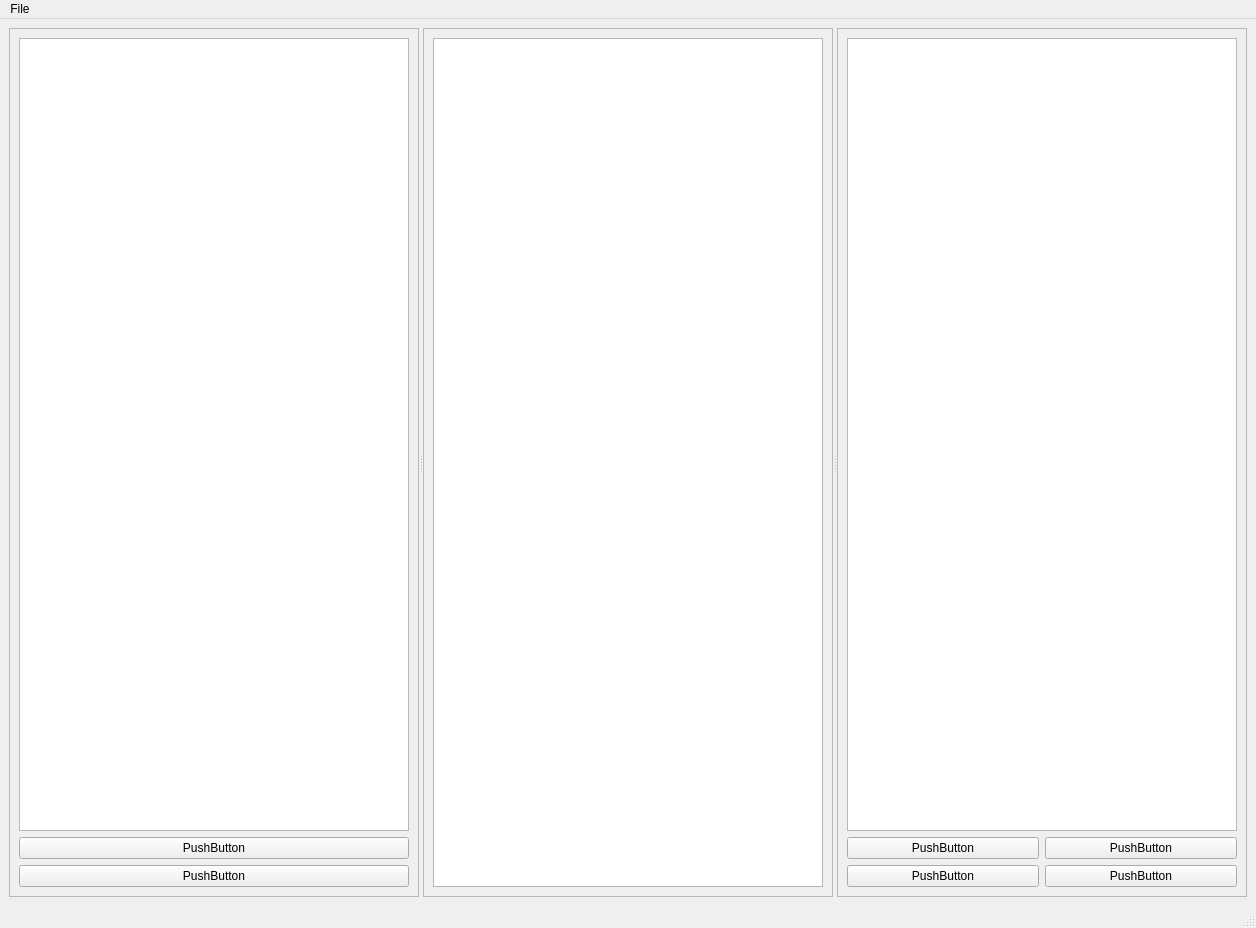
slaclab/paws, file slacx/slacxui/basic.ui: the form before one commit.
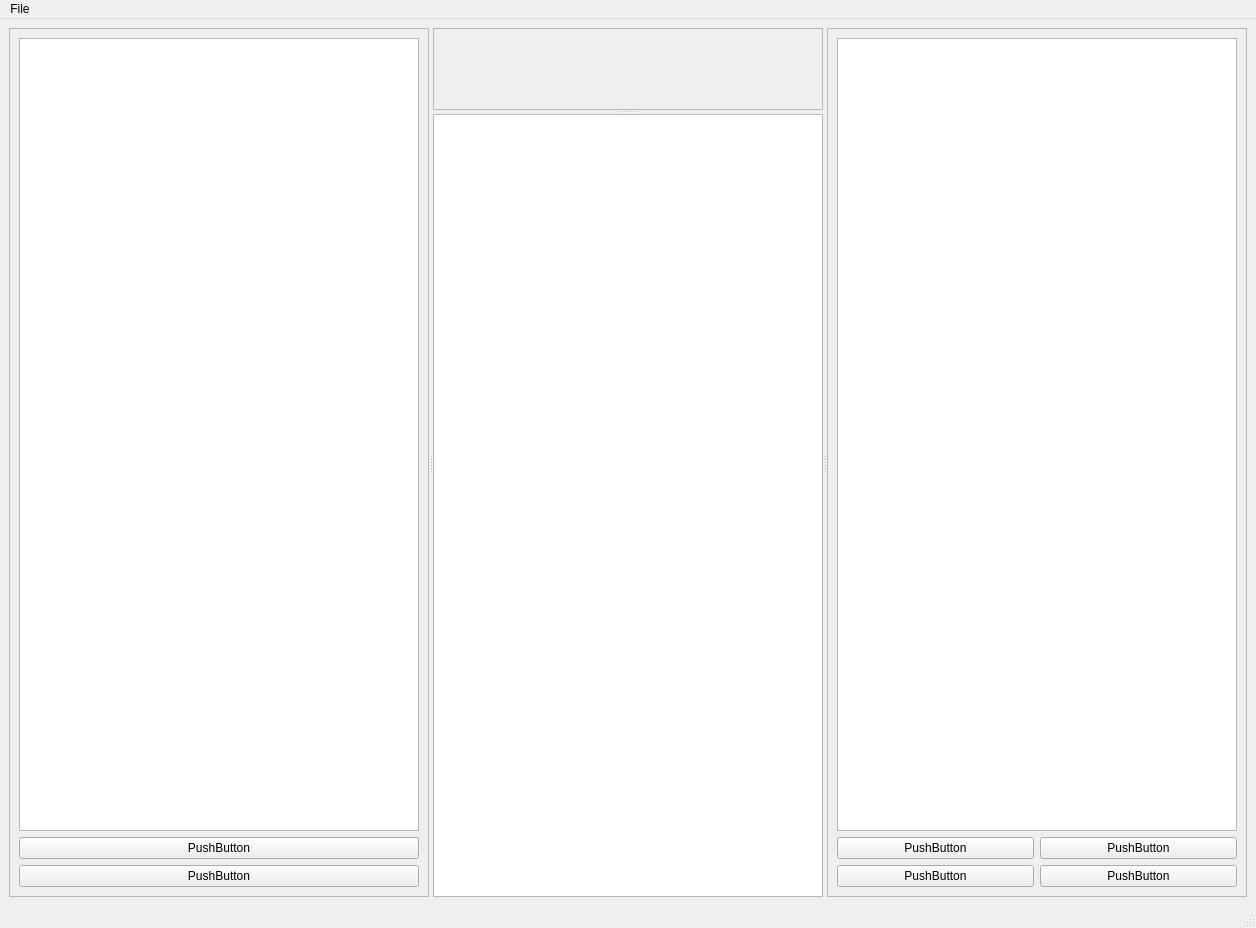
The form after the commit.

Commit message: Operation IO display widget is in the works

Patch:
```diff
--- a/slacx/slacxui/basic.ui
+++ b/slacx/slacxui/basic.ui
@@ -17,9 +17,9 @@
    <property name="enabled">
     <bool>true</bool>
    </property>
-   <layout class="QGridLayout" name="gridLayout_3">
-    <item row="0" column="0">
-     <widget class="QSplitter" name="splitter">
+   <layout class="QHBoxLayout" name="horizontalLayout">
+    <item>
+     <widget class="QSplitter" name="hsplitter">
       <property name="orientation">
        <enum>Qt::Horizontal</enum>
       </property>
@@ -50,6 +50,10 @@
         </item>
        </layout>
       </widget>
+      <widget class="QSplitter" name="vsplitter">
+       <property name="orientation">
+        <enum>Qt::Vertical</enum>
+       </property>
       <widget class="QFrame" name="center_frame">
        <property name="frameShape">
         <enum>QFrame::StyledPanel</enum>
@@ -61,7 +65,8 @@
         <item row="0" column="0">
          <layout class="QGridLayout" name="image_viewer"/>
         </item>
-        <item row="1" column="0">
+        </layout>
+       </widget>
          <widget class="QPlainTextEdit" name="message_board">
           <property name="undoRedoEnabled">
            <bool>false</bool>
@@ -70,8 +75,6 @@
            <bool>false</bool>
           </property>
          </widget>
-        </item>
-       </layout>
       </widget>
       <widget class="QFrame" name="right_frame">
        <property name="frameShape">
```
Lines whose indentation alone changed are shown as unchanged. The commit also changes 3 other files.
